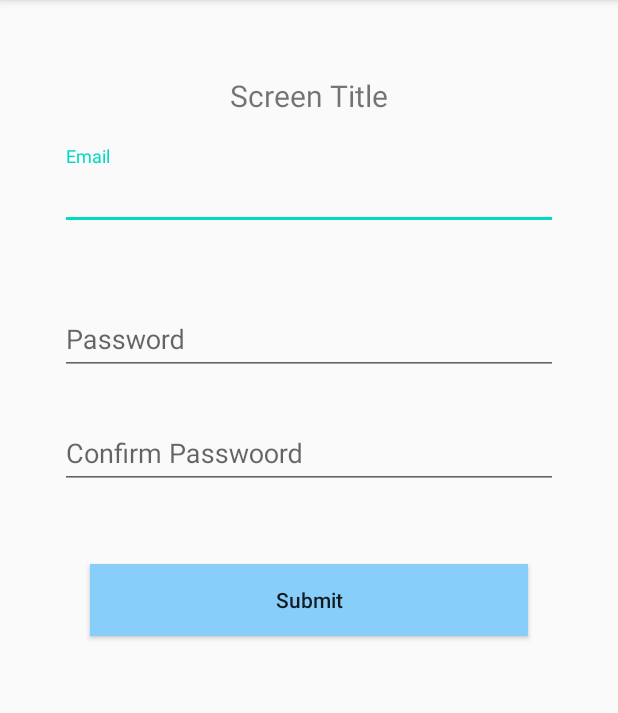
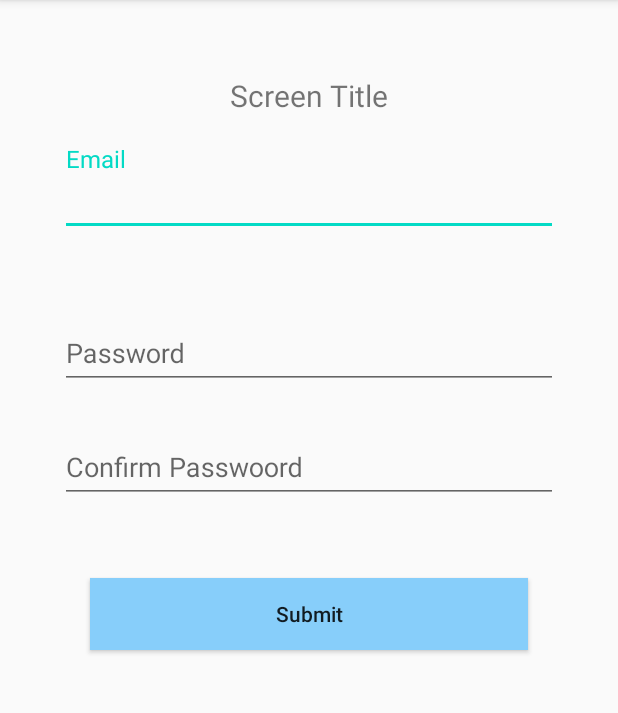
Before and after one commit to nikhilmehta2014/Screen-UI, an Android app: the screen it shows after launch (ScreenActivity), on a phone screen of 412 x 824 dp, the part 84-797 px from its top. Run offline under Robolectric (Android 15) with nearby library versions, the phone set to English and light mode, and no system bars; our stand-ins replace data binding.

Commit message:
Second Commit in Feature

```diff
--- a/app/build.gradle
+++ b/app/build.gradle
@@ -37,6 +37,8 @@ dependencies {
     implementation 'androidx.core:core-ktx:1.2.0'
     implementation 'androidx.constraintlayout:constraintlayout:1.1.3'
     implementation 'com.google.android.material:material:1.1.0'
+    //DataBinding
+    kapt 'com.android.databinding:compiler:3.1.4'
     testImplementation 'junit:junit:4.12'
     androidTestImplementation 'androidx.test.ext:junit:1.1.1'
     androidTestImplementation 'androidx.test.espresso:espresso-core:3.2.0'
--- a/app/src/main/java/com/nikhil/screenui/ScreenActivity.kt
+++ b/app/src/main/java/com/nikhil/screenui/ScreenActivity.kt
@@ -47,11 +47,11 @@ class ScreenActivity : AppCompatActivity() {
         })
     }
 
-    fun basicAlert(view: View) {
+    fun showDialog(view: View) {
         val builder = AlertDialog.Builder(this)
         with(builder)
         {
-            setTitle("Welcome ${"abcd@gmail.com"}")     //TODO: get from VM
+            setTitle("Welcome ${viewModel.email.value}")
             setPositiveButton("OK", positiveButtonClick)      //TODO: get from strings.xml
             show()
         }
@@ -63,7 +63,9 @@ class ScreenActivity : AppCompatActivity() {
 
     fun validateFields(v:View){
         viewModel.validateFields()
+//        showDialog(v)
     }
 
 
+
 }
--- a/app/src/main/res/layout/activity_screen.xml
+++ b/app/src/main/res/layout/activity_screen.xml
@@ -38,6 +38,8 @@
                 android:layout_marginTop="20dp"
                 android:layout_marginEnd="40dp"
                 app:errorEnabled="true"
+                app:errorTextAppearance="@style/ErrorText"
+                app:hintTextAppearance="@style/HintText"
                 app:layout_constraintEnd_toEndOf="parent"
                 app:layout_constraintStart_toStartOf="parent"
                 app:layout_constraintTop_toBottomOf="@id/tv_title">
@@ -58,6 +60,7 @@
                 android:layout_marginStart="40dp"
                 android:layout_marginTop="20dp"
                 android:layout_marginEnd="40dp"
+                app:errorTextAppearance="@style/ErrorText"
                 app:layout_constraintEnd_toEndOf="parent"
                 app:layout_constraintStart_toStartOf="parent"
                 app:layout_constraintTop_toBottomOf="@id/et_email_layout">
@@ -78,6 +81,7 @@
                 android:layout_marginStart="40dp"
                 android:layout_marginTop="20dp"
                 android:layout_marginEnd="40dp"
+                app:errorTextAppearance="@style/ErrorText"
                 app:layout_constraintEnd_toEndOf="parent"
                 app:layout_constraintStart_toStartOf="parent"
                 app:layout_constraintTop_toBottomOf="@id/et_password_layout">
@@ -98,15 +102,15 @@
                 android:layout_marginStart="60dp"
                 android:layout_marginTop="50dp"
                 android:layout_marginEnd="60dp"
+                android:layout_marginBottom="50dp"
                 android:background="@color/bg_submit"
                 android:onClick="validateFields"
                 android:text="@string/submit"
                 android:textAllCaps="false"
+                app:layout_constraintBottom_toBottomOf="parent"
                 app:layout_constraintEnd_toEndOf="parent"
                 app:layout_constraintStart_toStartOf="parent"
-                android:layout_marginBottom="50dp"
-                app:layout_constraintTop_toBottomOf="@+id/et_password_confirm_layout"
-                app:layout_constraintBottom_toBottomOf="parent" />
+                app:layout_constraintTop_toBottomOf="@+id/et_password_confirm_layout" />
 
         </androidx.constraintlayout.widget.ConstraintLayout>
 
--- a/app/src/main/res/values/colors.xml
+++ b/app/src/main/res/values/colors.xml
@@ -4,4 +4,6 @@
     <color name="colorPrimaryDark">#3700B3</color>
     <color name="colorAccent">#03DAC5</color>
     <color name="bg_submit">#87cefa</color>
+    <color name="black">#000000</color>
+    <color name="error">#b00020</color>
 </resources>
--- a/app/src/main/res/values/styles.xml
+++ b/app/src/main/res/values/styles.xml
@@ -8,8 +8,14 @@
         <item name="colorAccent">@color/colorAccent</item>
     </style>
 
-    <style name="CustomTextAppearance" parent="TextAppearance.Design.Error">
+    <style name="ErrorText" parent="TextAppearance.Design.Error">
         <item name="android:textSize">16sp</item>
+        <item name="android:textColor">@color/error</item>
+    </style>
+
+    <style name="HintText" parent="TextAppearance.Design.Hint">
+        <item name="android:textSize">16sp</item>
+        <item name="android:textColor">@color/colorAccent</item>
     </style>
 
 </resources>
```
Also changed, not shown: app/src/main/java/com/nikhil/screenui/ScreenViewModel.kt (+24 -26 lines).
